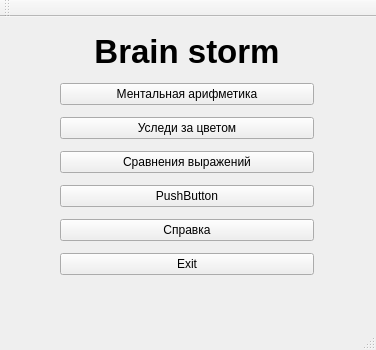
Above: mainwindow.ui from moevm/gui-1h2017-12 before the change. Below: the same form after it.
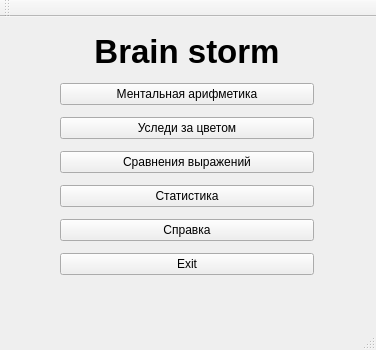
That is the form after the change.

What changed in the file:
```diff
--- a/mainwindow.ui
+++ b/mainwindow.ui
@@ -92,7 +92,7 @@
      <item>
       <widget class="QPushButton" name="pushButton_6">
        <property name="text">
-        <string>PushButton</string>
+        <string>Статистика</string>
        </property>
       </widget>
      </item>
```
Left out of the diff: 2 changed lines with no effect on the pictures.
